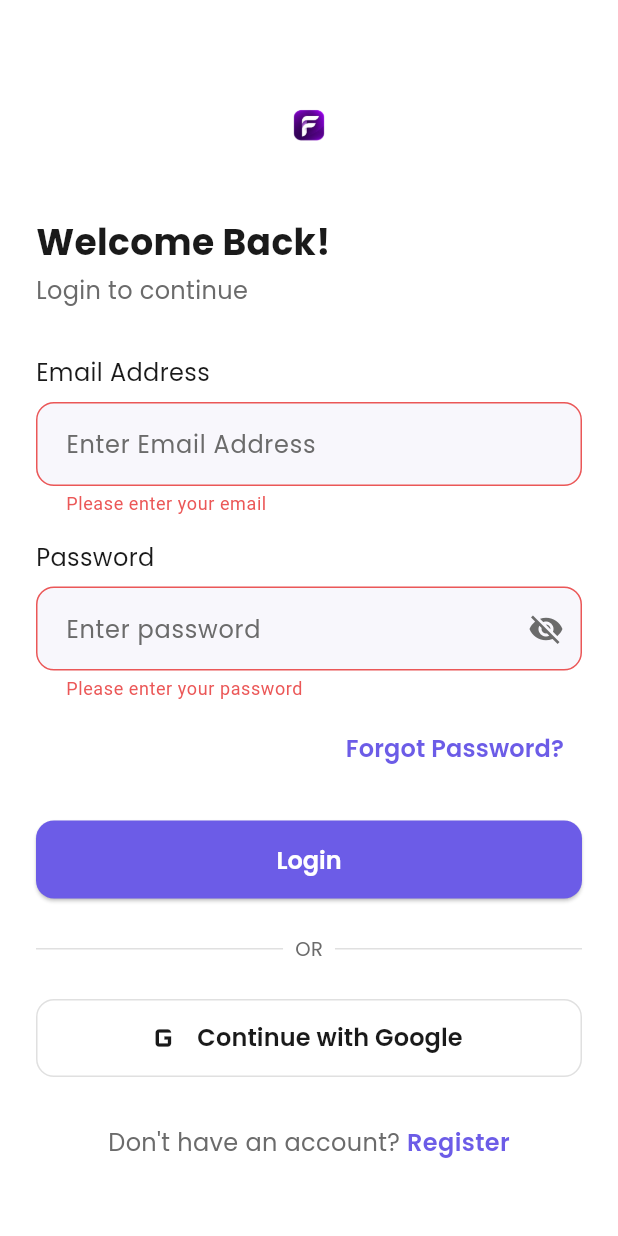
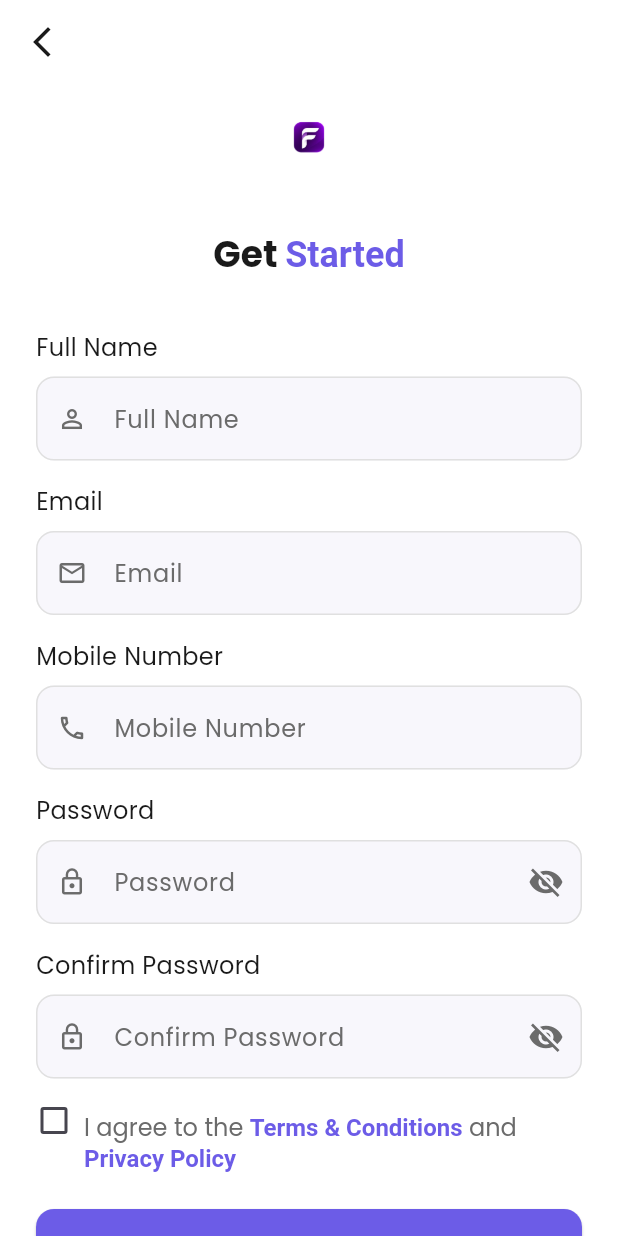
Before and after one commit to Flowly-Finance-App/Flowly-Finance-frontend, a Flutter app: the screen it shows after launch, after a tap on "Login", after a tap on "Register", on a phone screen of 412 x 824 dp. Run offline on Flutter 3.47's test engine with Material 3 defaults, Android fonts, the phone set to English and light mode, and no system bars; our stand-ins replace flutter_riverpod, google_fonts.

Commit message:
Day 5: Register, Forgot Password, OTP Verification screens with full auth flow

```diff
--- a/lib/core/widgets/app_text_field.dart
+++ b/lib/core/widgets/app_text_field.dart
@@ -11,6 +11,7 @@ class AppTextField extends StatefulWidget {
   final String? Function(String?)? validator;
   final int maxLines;
   final bool enabled;
+  final IconData? prefixIcon;
 
   const AppTextField({
     super.key,
@@ -22,6 +23,7 @@ class AppTextField extends StatefulWidget {
     this.validator,
     this.maxLines = 1,
     this.enabled = true,
+    this.prefixIcon,
   });
 
   @override
@@ -48,6 +50,9 @@ class _AppTextFieldState extends State<AppTextField> {
           style: AppTextStyles.body,
           decoration: InputDecoration(
             hintText: widget.hintText,
+            prefixIcon: widget.prefixIcon != null
+                ? Icon(widget.prefixIcon, color: AppColors.textSecondary, size: 20)
+                : null,
             suffixIcon: widget.isPassword
                 ? IconButton(
                     icon: Icon(
--- a/lib/features/auth/presentation/login_screen.dart
+++ b/lib/features/auth/presentation/login_screen.dart
@@ -1,3 +1,5 @@
+import 'package:flowly_finance_app/features/auth/presentation/forgot_password_screen.dart';
+import 'package:flowly_finance_app/features/auth/presentation/register_screen.dart';
 import 'package:flutter/material.dart';
 import '../../../core/constants/app_colors.dart';
 import '../../../core/constants/app_spacing.dart';
@@ -127,9 +129,11 @@ Center(
                 // Forgot Password
                 Align(
                   alignment: Alignment.centerRight,
-                  child: TextButton(
+                  child:TextButton(
   onPressed: () {
-                      // TODO Day 25: Forgot Password screen navigation
+    Navigator.of(context).push(
+      MaterialPageRoute(builder: (context) => const ForgotPasswordScreen()),
+    );
   },
   child: Text(
     'Forgot Password?',
@@ -196,10 +200,13 @@ Center(
                       Text("Don't have an account? ", style: AppTextStyles.bodySecondary),
                      GestureDetector(
   onTap: () {
-                          // TODO Day 5: Register screen navigation
+    Navigator.of(context).push(
+      MaterialPageRoute(builder: (context) => const RegisterScreen()),
+    );
   },
   child: Text(
     'Register',
+
                           style: AppTextStyles.body.copyWith(
                             color: AppColors.primary,
                             fontWeight: FontWeight.w600,
--- /dev/null
+++ b/lib/features/auth/presentation/register_screen.dart
@@ -0,0 +1,339 @@
+import 'package:flutter/material.dart';
+import '../../../core/constants/app_colors.dart';
+import '../../../core/constants/app_spacing.dart';
+import '../../../core/constants/app_text_styles.dart';
+import '../../../core/widgets/app_button.dart';
+import '../../../core/widgets/app_text_field.dart';
+
+class RegisterScreen extends StatefulWidget {
+  const RegisterScreen({super.key});
+
+  @override
+  State<RegisterScreen> createState() => _RegisterScreenState();
+}
+
+class _RegisterScreenState extends State<RegisterScreen> {
+  final _formKey = GlobalKey<FormState>();
+
+  final _nameController = TextEditingController();
+  final _emailController = TextEditingController();
+  final _mobileController = TextEditingController();
+  final _passwordController = TextEditingController();
+  final _confirmPasswordController = TextEditingController();
+
+  bool _isLoading = false;
+  bool _agreedToTerms = false;
+
+  @override
+  void dispose() {
+    _nameController.dispose();
+    _emailController.dispose();
+    _mobileController.dispose();
+    _passwordController.dispose();
+    _confirmPasswordController.dispose();
+    super.dispose();
+  }
+
+  void _handleRegister() {
+    if (!_formKey.currentState!.validate()) {
+      return;
+    }
+
+    if (!_agreedToTerms) {
+      ScaffoldMessenger.of(context).showSnackBar(
+        const SnackBar(content: Text('Please agree to the Terms & Conditions')),
+      );
+      return;
+    }
+
+    setState(() => _isLoading = true);
+
+    // TODO Day 27: ഇവിടെ actual Register API call ചെയ്യണം
+    Future.delayed(const Duration(seconds: 2), () {
+      if (!mounted) return;
+      setState(() => _isLoading = false);
+
+      ScaffoldMessenger.of(context).showSnackBar(
+        const SnackBar(content: Text('Register button pressed (API not connected yet)')),
+      );
+    });
+  }
+
+  void _handleGoogleSignIn() {
+    // TODO Day 27: Google Sign-In integration
+    ScaffoldMessenger.of(context).showSnackBar(
+      const SnackBar(content: Text('Google Sign-In will be connected later')),
+    );
+  }
+
+  @override
+  Widget build(BuildContext context) {
+    return Scaffold(
+      backgroundColor: AppColors.background,
+      appBar: AppBar(
+        backgroundColor: AppColors.background,
+        elevation: 0,
+        leading: IconButton(
+          icon: const Icon(Icons.arrow_back_ios_new, color: AppColors.textPrimary),
+          onPressed: () => Navigator.of(context).pop(),
+        ),
+      ),
+      body: SafeArea(
+        child: SingleChildScrollView(
+          padding: const EdgeInsets.symmetric(horizontal: AppSpacing.lg),
+          child: Form(
+            key: _formKey,
+            child: Column(
+              crossAxisAlignment: CrossAxisAlignment.start,
+              children: [
+                Center(
+                  child: Image.asset(
+                    'assets/images/flowly-image-png.png',
+                    width: 72,
+                    height: 72,
+                  ),
+                ),
+                const SizedBox(height: AppSpacing.lg),
+
+                // "Get Started" heading with colored second word
+                Center(
+                  child: RichText(
+                    text: TextSpan(
+                      style: AppTextStyles.heading,
+                      children: [
+                        const TextSpan(text: 'Get '),
+                        TextSpan(
+                          text: 'Started',
+                          style: TextStyle(color: AppColors.primary),
+                        ),
+                      ],
+                    ),
+                  ),
+                ),
+
+                const SizedBox(height: AppSpacing.xl),
+
+                // Full Name
+                AppTextField(
+                  label: 'Full Name',
+                  hintText: 'Full Name',
+                  controller: _nameController,
+                  keyboardType: TextInputType.name,
+                  prefixIcon: Icons.person_outline,
+                  validator: (value) {
+                    if (value == null || value.trim().isEmpty) {
+                      return 'Please enter your full name';
+                    }
+                    if (value.trim().length < 3) {
+                      return 'Name must be at least 3 characters';
+                    }
+                    return null;
+                  },
+                ),
+
+                const SizedBox(height: AppSpacing.md),
+
+                // Email
+                AppTextField(
+                  label: 'Email',
+                  hintText: 'Email',
+                  controller: _emailController,
+                  keyboardType: TextInputType.emailAddress,
+                  prefixIcon: Icons.mail_outline,
+                  validator: (value) {
+                    if (value == null || value.trim().isEmpty) {
+                      return 'Please enter your email';
+                    }
+                    final emailRegex = RegExp(r'^[\w-\.]+@([\w-]+\.)+[\w-]{2,4}$');
+                    if (!emailRegex.hasMatch(value.trim())) {
+                      return 'Enter a valid email address';
+                    }
+                    return null;
+                  },
+                ),
+
+                const SizedBox(height: AppSpacing.md),
+
+                // Mobile Number
+                AppTextField(
+                  label: 'Mobile Number',
+                  hintText: 'Mobile Number',
+                  controller: _mobileController,
+                  keyboardType: TextInputType.phone,
+                  prefixIcon: Icons.phone_outlined,
+                  validator: (value) {
+                    if (value == null || value.trim().isEmpty) {
+                      return 'Please enter your mobile number';
+                    }
+                    if (value.trim().length != 10) {
+                      return 'Enter a valid 10-digit mobile number';
+                    }
+                    return null;
+                  },
+                ),
+
+                const SizedBox(height: AppSpacing.md),
+
+                // Password
+                AppTextField(
+                  label: 'Password',
+                  hintText: 'Password',
+                  controller: _passwordController,
+                  isPassword: true,
+                  prefixIcon: Icons.lock_outline,
+                  validator: (value) {
+                    if (value == null || value.isEmpty) {
+                      return 'Please enter a password';
+                    }
+                    if (value.length < 6) {
+                      return 'Password must be at least 6 characters';
+                    }
+                    return null;
+                  },
+                ),
+
+                const SizedBox(height: AppSpacing.md),
+
+                // Confirm Password
+                AppTextField(
+                  label: 'Confirm Password',
+                  hintText: 'Confirm Password',
+                  controller: _confirmPasswordController,
+                  isPassword: true,
+                  prefixIcon: Icons.lock_outline,
+                  validator: (value) {
+                    if (value == null || value.isEmpty) {
+                      return 'Please confirm your password';
+                    }
+                    if (value != _passwordController.text) {
+                      return 'Passwords do not match';
+                    }
+                    return null;
+                  },
+                ),
+
+                const SizedBox(height: AppSpacing.md),
+
+                // Terms & Conditions Checkbox
+                Row(
+                  crossAxisAlignment: CrossAxisAlignment.start,
+                  children: [
+                    SizedBox(
+                      width: 24,
+                      height: 24,
+                      child: Checkbox(
+                        value: _agreedToTerms,
+                        activeColor: AppColors.primary,
+                        onChanged: (value) {
+                          setState(() => _agreedToTerms = value ?? false);
+                        },
+                      ),
+                    ),
+                    const SizedBox(width: AppSpacing.sm),
+                    Expanded(
+                      child: Padding(
+                        padding: const EdgeInsets.only(top: 4),
+                        child: RichText(
+                          text: TextSpan(
+                            style: AppTextStyles.bodySecondary,
+                            children: [
+                              const TextSpan(text: 'I agree to the '),
+                              TextSpan(
+                                text: 'Terms & Conditions',
+                                style: TextStyle(
+                                  color: AppColors.primary,
+                                  fontWeight: FontWeight.w600,
+                                ),
+                              ),
+                              const TextSpan(text: ' and '),
+                              TextSpan(
+                                text: 'Privacy Policy',
+                                style: TextStyle(
+                                  color: AppColors.primary,
+                                  fontWeight: FontWeight.w600,
+                                ),
+                              ),
+                            ],
+                          ),
+                        ),
+                      ),
+                    ),
+                  ],
+                ),
+
+                const SizedBox(height: AppSpacing.lg),
+
+                // Register Button
+                AppButton(
+                  label: 'Register',
+                  onPressed: _handleRegister,
+                  isLoading: _isLoading,
+                ),
+
+                const SizedBox(height: AppSpacing.lg),
+
+                // OR Divider
+                Row(
+                  children: [
+                    const Expanded(child: Divider(color: AppColors.border)),
+                    Padding(
+                      padding: const EdgeInsets.symmetric(horizontal: AppSpacing.sm),
+                      child: Text('OR', style: AppTextStyles.caption),
+                    ),
+                    const Expanded(child: Divider(color: AppColors.border)),
+                  ],
+                ),
+
+                const SizedBox(height: AppSpacing.lg),
+
+                // Google Sign-In Button
+                SizedBox(
+                  width: double.infinity,
+                  height: 52,
+                  child: OutlinedButton.icon(
+                    onPressed: _handleGoogleSignIn,
+                    style: OutlinedButton.styleFrom(
+                      side: const BorderSide(color: AppColors.border),
+                      shape: RoundedRectangleBorder(
+                        borderRadius: BorderRadius.circular(AppSpacing.radiusMd),
+                      ),
+                    ),
+                    icon: const Icon(Icons.g_mobiledata, size: 28, color: AppColors.textPrimary),
+                    label: Text(
+                      'Continue with Google',
+                      style: AppTextStyles.body.copyWith(fontWeight: FontWeight.w600),
+                    ),
+                  ),
+                ),
+
+                const SizedBox(height: AppSpacing.lg),
+
+                // Login Navigation
+                Center(
+                  child: Row(
+                    mainAxisAlignment: MainAxisAlignment.center,
+                    children: [
+                      Text('Already have an account? ', style: AppTextStyles.bodySecondary),
+                      GestureDetector(
+                        onTap: () => Navigator.of(context).pop(),
+                        child: Text(
+                          'Login',
+                          style: AppTextStyles.body.copyWith(
+                            color: AppColors.primary,
+                            fontWeight: FontWeight.w600,
+                          ),
+                        ),
+                      ),
+                    ],
+                  ),
+                ),
+
+                const SizedBox(height: AppSpacing.xl),
+              ],
+            ),
+          ),
+        ),
+      ),
+    );
+  }
+}
```
Also changed, not shown: lib/features/auth/presentation/forgot_password_screen.dart (added, +111 -0 lines), lib/features/auth/presentation/otp_verification_screen.dart (added, +200 -0 lines). Lines whose indentation alone changed are shown as unchanged.
